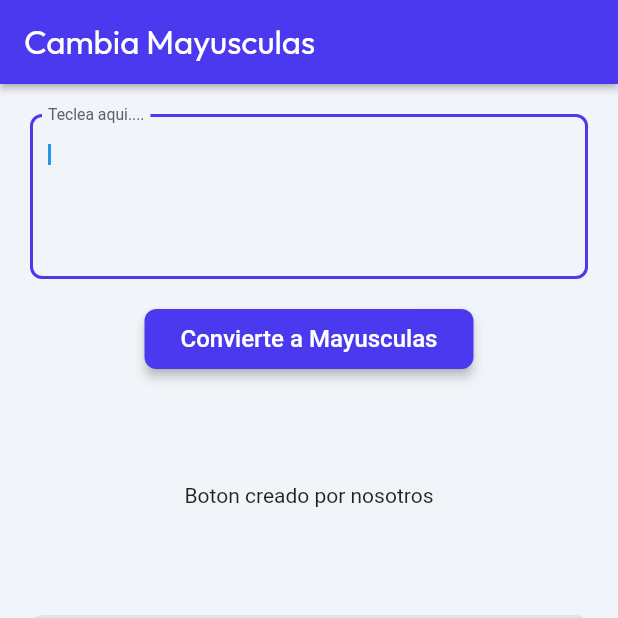
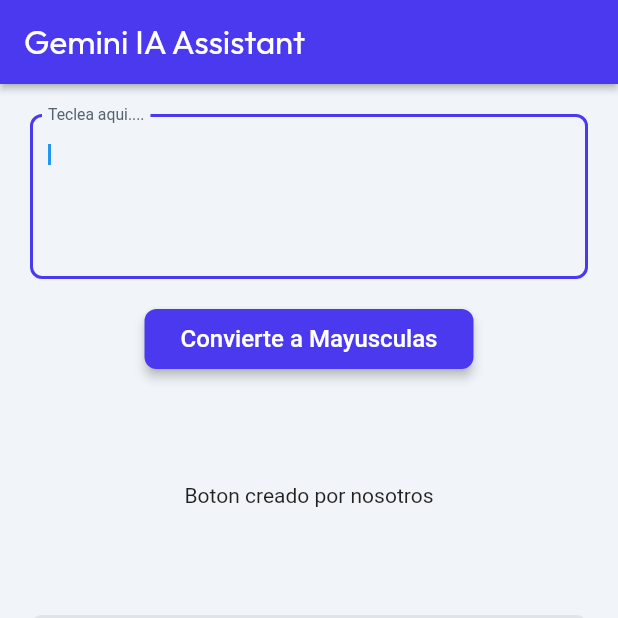
Before and after one commit to todobydevelop/pruebacodigo, a Flutter app: the screen it shows after launch, on a phone screen of 412 x 824 dp, the top half of it. Run offline on Flutter 3.47's test engine with Material 3 defaults, Android fonts, the light colour scheme and no system bars; drawn by our look-alikes of auto_size_text; our stand-ins replace flutter_tts, font_awesome_flutter, from_css_color, go_router, google_fonts, google_generative_ai and 3 more; missing offline and left inert: json_path, neopop; Roboto replaces fonts that are missing (Readex Pro).

Commit message:
Actualizacion del Texto del Appbar

```diff
--- a/lib/pages/home_page/home_page_widget.dart
+++ b/lib/pages/home_page/home_page_widget.dart
@@ -61,7 +61,7 @@ class _HomePageWidgetState extends State<HomePageWidget> {
           backgroundColor: FlutterFlowTheme.of(context).primary,
           automaticallyImplyLeading: false,
           title: Text(
-            'Cambia Mayusculas',
+            'Gemini IA Assistant',
             style: FlutterFlowTheme.of(context).headlineMedium.override(
                   fontFamily: 'Outfit',
                   color: Colors.white,
```
